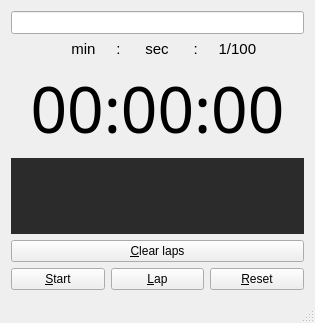
Old version of the form mainwindow.ui in the repository GTRONICK/QChrono.
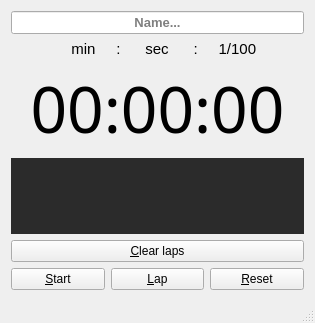
New version of the form. Icons and pictures are not drawn.

Commit message: Added placeholder to tittle textEdit

Patch:
```diff
--- a/mainwindow.ui
+++ b/mainwindow.ui
@@ -36,6 +36,9 @@
         <property name="alignment">
          <set>Qt::AlignCenter</set>
         </property>
+        <property name="placeholderText">
+         <string>Name...</string>
+        </property>
        </widget>
       </item>
       <item>
```
Left out of the diff: 11 changed lines with no effect on the pictures.
